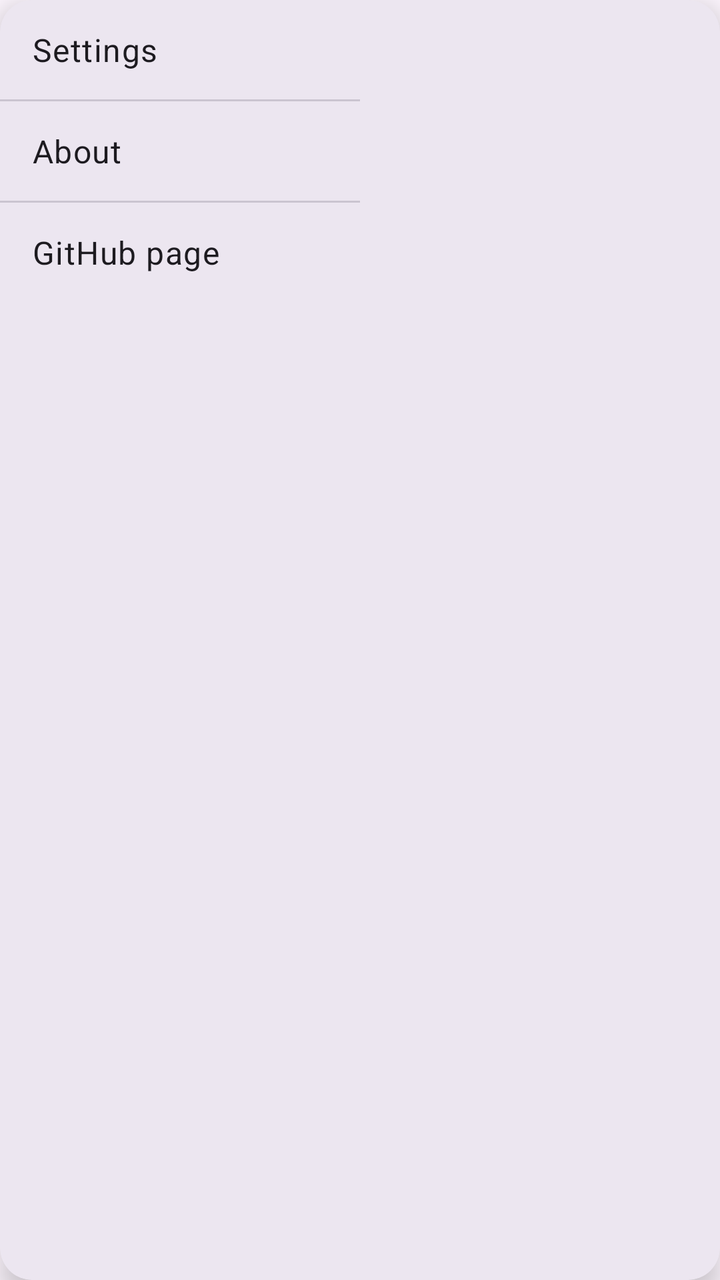
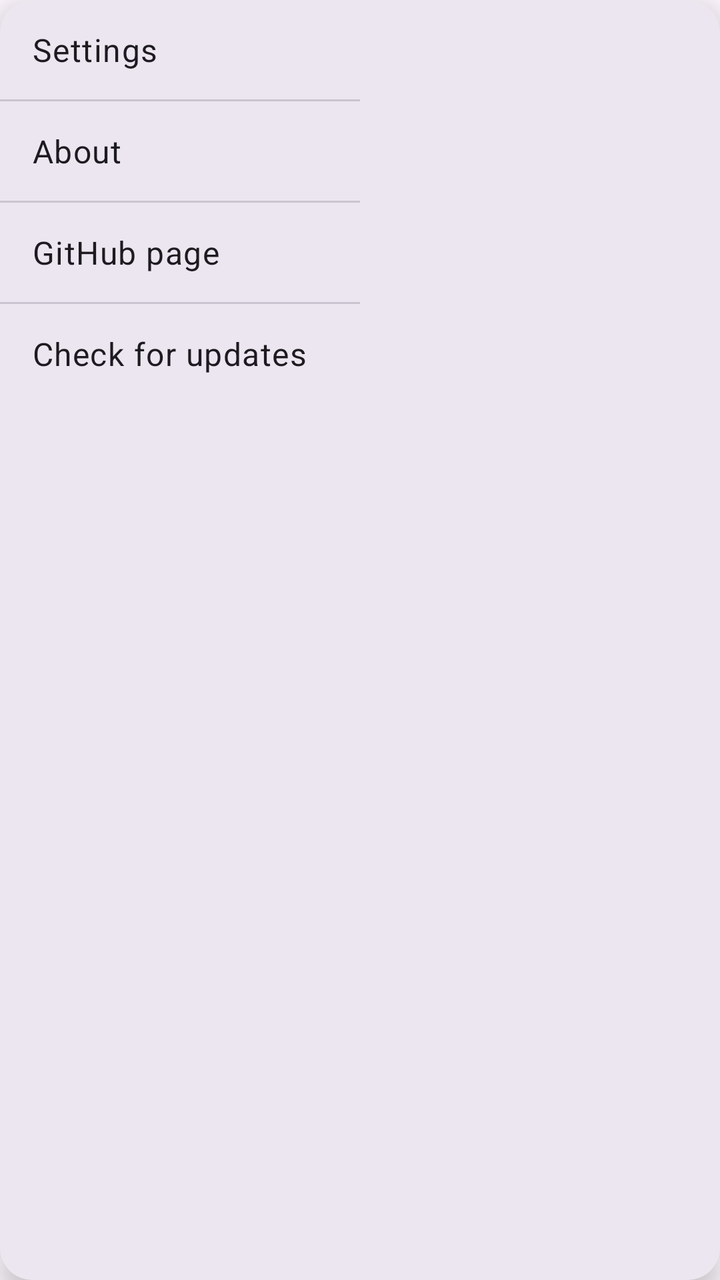

Screens rendered from an Android XML layout before and after an edit, with the pre-edit source and the edit as a unified diff.
<!-- AndroidManifest.xml: application theme Theme.Fracture -->
<!-- res/layout/popup_menu.xml -->
<?xml version="1.0" encoding="utf-8"?>
<com.google.android.material.card.MaterialCardView xmlns:android="http://schemas.android.com/apk/res/android"
    xmlns:app="http://schemas.android.com/apk/res-auto"
    android:layout_width="wrap_content"
    android:layout_height="wrap_content"
    app:cardBackgroundColor="?attr/colorSurfaceContainerHigh"
    app:cardCornerRadius="16dp"
    app:cardElevation="8dp"
    app:strokeWidth="0dp">

    <LinearLayout
        android:layout_width="180dp"
        android:layout_height="wrap_content"
        android:orientation="vertical">

        <TextView
            android:id="@+id/action_settings"
            android:layout_width="match_parent"
            android:layout_height="wrap_content"
            android:background="?attr/selectableItemBackground"
            android:clickable="true"
            android:focusable="true"
            android:paddingStart="16dp"
            android:paddingTop="14dp"
            android:paddingEnd="16dp"
            android:paddingBottom="14dp"
            android:text="@string/menu_settings"
            android:textAppearance="?attr/textAppearanceBodyLarge"
            android:textColor="?attr/colorOnSurface" />

        <View
            android:layout_width="match_parent"
            android:layout_height="1dp"
            android:background="?attr/colorOutlineVariant" />

        <TextView
            android:id="@+id/action_about"
            android:layout_width="match_parent"
            android:layout_height="wrap_content"
            android:background="?attr/selectableItemBackground"
            android:clickable="true"
            android:focusable="true"
            android:paddingStart="16dp"
            android:paddingTop="14dp"
            android:paddingEnd="16dp"
            android:paddingBottom="14dp"
            android:text="@string/menu_about"
            android:textAppearance="?attr/textAppearanceBodyLarge"
            android:textColor="?attr/colorOnSurface" />

        <View
            android:layout_width="match_parent"
            android:layout_height="1dp"
            android:background="?attr/colorOutlineVariant" />

        <TextView
            android:id="@+id/action_github"
            android:layout_width="match_parent"
            android:layout_height="wrap_content"
            android:background="?attr/selectableItemBackground"
            android:clickable="true"
            android:focusable="true"
            android:paddingStart="16dp"
            android:paddingTop="14dp"
            android:paddingEnd="16dp"
            android:paddingBottom="14dp"
            android:text="@string/menu_github"
            android:textAppearance="?attr/textAppearanceBodyLarge"
            android:textColor="?attr/colorOnSurface" />
    </LinearLayout>
</com.google.android.material.card.MaterialCardView>
<!-- resources referenced by this layout -->
<resources>
  <string name="menu_about">About</string>
  <string name="menu_github">GitHub page</string>
  <string name="menu_settings">Settings</string>
  <style name="Theme.Fracture" parent="Theme.Material3.DayNight.NoActionBar">
          <item name="android:statusBarColor">?attr/colorSurface</item>
          <item name="android:navigationBarColor">?attr/colorSurface</item>
          <item name="android:windowLightStatusBar">true</item>
          <item name="colorPrimary">#5B4D8A</item>
          <item name="colorOnPrimary">#FFFFFF</item>
          <item name="colorPrimaryContainer">#D0C4EA</item>
          <item name="colorOnPrimaryContainer">#1E1242</item>
      </style>
</resources>

<!-- the commit's change to res/layout/popup_menu.xml (unified diff, before → after) -->
@@ -67,5 +67,25 @@
             android:text="@string/menu_github"
             android:textAppearance="?attr/textAppearanceBodyLarge"
             android:textColor="?attr/colorOnSurface" />
+
+        <View
+            android:layout_width="match_parent"
+            android:layout_height="1dp"
+            android:background="?attr/colorOutlineVariant" />
+
+        <TextView
+            android:id="@+id/action_check_updates"
+            android:layout_width="match_parent"
+            android:layout_height="wrap_content"
+            android:background="?attr/selectableItemBackground"
+            android:clickable="true"
+            android:focusable="true"
+            android:paddingStart="16dp"
+            android:paddingTop="14dp"
+            android:paddingEnd="16dp"
+            android:paddingBottom="14dp"
+            android:text="@string/menu_check_updates"
+            android:textAppearance="?attr/textAppearanceBodyLarge"
+            android:textColor="?attr/colorOnSurface" />
     </LinearLayout>
 </com.google.android.material.card.MaterialCardView>
<!-- resource entries referenced after the edit -->
@@ -1,6 +1,7 @@
 <!-- resources referenced by this layout -->
 <resources>
   <string name="menu_about">About</string>
+  <string name="menu_check_updates">Check for updates</string>
   <string name="menu_github">GitHub page</string>
   <string name="menu_settings">Settings</string>
   <style name="Theme.Fracture" parent="Theme.Material3.DayNight.NoActionBar">
